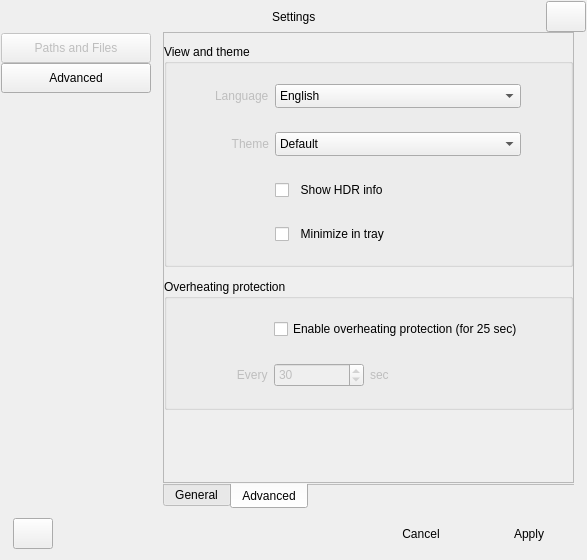
Qt form app/settings.ui (CineEncoder/cine-encoder) before a commit.
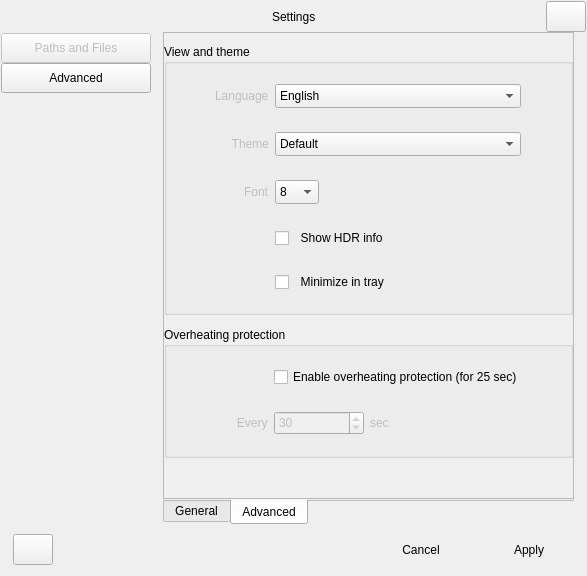
The same form after that commit. The open tabs and pages were chosen to show the change. Icons and pictures are not drawn.

Commit message: Added ability to change font size

Diff of the .ui file:
```diff
--- a/app/settings.ui
+++ b/app/settings.ui
@@ -7,7 +7,7 @@
     <x>0</x>
     <y>0</y>
     <width>587</width>
-    <height>560</height>
+    <height>576</height>
    </rect>
   </property>
   <property name="minimumSize">
@@ -912,52 +912,7 @@
                         <property name="rightMargin">
                          <number>0</number>
                         </property>
-                        <item row="5" column="2">
-                         <spacer name="verticalSpacer_8">
-                          <property name="orientation">
-                           <enum>Qt::Vertical</enum>
-                          </property>
-                          <property name="sizeType">
-                           <enum>QSizePolicy::Fixed</enum>
-                          </property>
-                          <property name="sizeHint" stdset="0">
-                           <size>
-                            <width>20</width>
-                            <height>18</height>
-                           </size>
-                          </property>
-                         </spacer>
-                        </item>
-                        <item row="6" column="2" alignment="Qt::AlignLeft">
-                         <widget class="QCheckBox" name="checkBox_tray">
-                          <property name="maximumSize">
-                           <size>
-                            <width>600</width>
-                            <height>30</height>
-                           </size>
-                          </property>
-                          <property name="text">
-                           <string>  Minimize in tray</string>
-                          </property>
-                         </widget>
-                        </item>
-                        <item row="3" column="2">
-                         <spacer name="verticalSpacer_6">
-                          <property name="orientation">
-                           <enum>Qt::Vertical</enum>
-                          </property>
-                          <property name="sizeType">
-                           <enum>QSizePolicy::Fixed</enum>
-                          </property>
-                          <property name="sizeHint" stdset="0">
-                           <size>
-                            <width>20</width>
-                            <height>18</height>
-                           </size>
-                          </property>
-                         </spacer>
-                        </item>
-                        <item row="4" column="2">
+                        <item row="6" column="2">
                          <widget class="QCheckBox" name="checkBox_2">
                           <property name="enabled">
                            <bool>true</bool>
@@ -988,27 +943,44 @@
                           </property>
                          </widget>
                         </item>
-                        <item row="2" column="1" alignment="Qt::AlignRight">
-                         <widget class="QLabel" name="label_theme">
+                        <item row="0" column="1" alignment="Qt::AlignRight">
+                         <widget class="QLabel" name="label">
                           <property name="enabled">
                            <bool>false</bool>
                           </property>
-                          <property name="sizePolicy">
-                           <sizepolicy hsizetype="Preferred" vsizetype="Preferred">
-                            <horstretch>0</horstretch>
-                            <verstretch>0</verstretch>
-                           </sizepolicy>
-                          </property>
                           <property name="text">
-                           <string>   Theme</string>
+                           <string>Language</string>
                           </property>
-                          <property name="alignment">
-                           <set>Qt::AlignRight|Qt::AlignTrailing|Qt::AlignVCenter</set>
+                         </widget>
+                        </item>
+                        <item row="4" column="1" alignment="Qt::AlignRight">
+                         <widget class="QLabel" name="label_fontsize">
+                          <property name="enabled">
+                           <bool>false</bool>
                           </property>
+                          <property name="text">
+                           <string>Font</string>
+                          </property>
                          </widget>
                         </item>
+                        <item row="3" column="2">
+                         <spacer name="verticalSpacer_16">
+                          <property name="orientation">
+                           <enum>Qt::Vertical</enum>
+                          </property>
+                          <property name="sizeType">
+                           <enum>QSizePolicy::Fixed</enum>
+                          </property>
+                          <property name="sizeHint" stdset="0">
+                           <size>
+                            <width>20</width>
+                            <height>18</height>
+                           </size>
+                          </property>
+                         </spacer>
+                        </item>
                         <item row="2" column="2">
-                         <widget class="QComboBox" name="comboBox_1">
+                         <widget class="QComboBox" name="comboBox_theme">
                           <property name="enabled">
                            <bool>true</bool>
                           </property>
@@ -1058,42 +1030,69 @@
                           </item>
                          </widget>
                         </item>
-                        <item row="2" column="0">
-                         <spacer name="horizontalSpacer_11">
-                          <property name="orientation">
-                           <enum>Qt::Horizontal</enum>
+                        <item row="4" column="2" alignment="Qt::AlignLeft">
+                         <widget class="QComboBox" name="comboBox_fontsize">
+                          <property name="sizePolicy">
+                           <sizepolicy hsizetype="Minimum" vsizetype="Fixed">
+                            <horstretch>0</horstretch>
+                            <verstretch>0</verstretch>
+                           </sizepolicy>
                           </property>
-                          <property name="sizeType">
-                           <enum>QSizePolicy::Expanding</enum>
-                          </property>
-                          <property name="sizeHint" stdset="0">
+                          <property name="minimumSize">
                            <size>
-                            <width>40</width>
-                            <height>20</height>
+                            <width>30</width>
+                            <height>24</height>
                            </size>
                           </property>
-                         </spacer>
-                        </item>
-                        <item row="2" column="3">
-                         <spacer name="horizontalSpacer_9">
-                          <property name="orientation">
-                           <enum>Qt::Horizontal</enum>
-                          </property>
-                          <property name="sizeHint" stdset="0">
+                          <property name="maximumSize">
                            <size>
-                            <width>40</width>
-                            <height>20</height>
+                            <width>50</width>
+                            <height>30</height>
                            </size>
                           </property>
-                         </spacer>
+                          <item>
+                           <property name="text">
+                            <string>8</string>
+                           </property>
+                          </item>
+                          <item>
+                           <property name="text">
+                            <string>9</string>
+                           </property>
+                          </item>
+                          <item>
+                           <property name="text">
+                            <string>10</string>
+                           </property>
+                          </item>
+                          <item>
+                           <property name="text">
+                            <string>11</string>
+                           </property>
+                          </item>
+                          <item>
+                           <property name="text">
+                            <string>12</string>
+                           </property>
+                          </item>
+                         </widget>
                         </item>
-                        <item row="0" column="1" alignment="Qt::AlignRight">
-                         <widget class="QLabel" name="label">
+                        <item row="2" column="1" alignment="Qt::AlignRight">
+                         <widget class="QLabel" name="label_theme">
                           <property name="enabled">
                            <bool>false</bool>
                           </property>
+                          <property name="sizePolicy">
+                           <sizepolicy hsizetype="Preferred" vsizetype="Preferred">
+                            <horstretch>0</horstretch>
+                            <verstretch>0</verstretch>
+                           </sizepolicy>
+                          </property>
                           <property name="text">
-                           <string>Language</string>
+                           <string>   Theme</string>
+                          </property>
+                          <property name="alignment">
+                           <set>Qt::AlignRight|Qt::AlignTrailing|Qt::AlignVCenter</set>
                           </property>
                          </widget>
                         </item>
@@ -1113,8 +1112,59 @@
                           </property>
                          </spacer>
                         </item>
+                        <item row="8" column="2" alignment="Qt::AlignLeft">
+                         <widget class="QCheckBox" name="checkBox_tray">
+                          <property name="maximumSize">
+                           <size>
+                            <width>600</width>
+                            <height>30</height>
+                           </size>
+                          </property>
+                          <property name="text">
+                           <string>  Minimize in tray</string>
+                          </property>
+                         </widget>
+                        </item>
+                        <item row="5" column="2">
+                         <spacer name="verticalSpacer_6">
+                          <property name="orientation">
+                           <enum>Qt::Vertical</enum>
+                          </property>
+                          <property name="sizeType">
+                           <enum>QSizePolicy::Fixed</enum>
+                          </property>
+                          <property name="sizeHint" stdset="0">
+                           <size>
+                            <width>20</width>
+                            <height>18</height>
+                           </size>
+                          </property>
+                         </spacer>
+                        </item>
+                        <item row="2" column="0">
+                         <spacer name="horizontalSpacer_11">
+                          <property name="orientation">
+                           <enum>Qt::Horizontal</enum>
+                          </property>
+                          <property name="sizeType">
+                           <enum>QSizePolicy::Expanding</enum>
+                          </property>
+                          <property name="sizeHint" stdset="0">
+                           <size>
+                            <width>40</width>
+                            <height>20</height>
+                           </size>
+                          </property>
+                         </spacer>
+                        </item>
                         <item row="0" column="2">
                          <widget class="QComboBox" name="comboBox_lang">
+                          <property name="sizePolicy">
+                           <sizepolicy hsizetype="Minimum" vsizetype="Fixed">
+                            <horstretch>0</horstretch>
+                            <verstretch>0</verstretch>
+                           </sizepolicy>
+                          </property>
                           <property name="minimumSize">
                            <size>
                             <width>246</width>
@@ -1149,6 +1199,35 @@
                           </item>
                          </widget>
                         </item>
+                        <item row="7" column="2">
+                         <spacer name="verticalSpacer_8">
+                          <property name="orientation">
+                           <enum>Qt::Vertical</enum>
+                          </property>
+                          <property name="sizeType">
+                           <enum>QSizePolicy::Fixed</enum>
+                          </property>
+                          <property name="sizeHint" stdset="0">
+                           <size>
+                            <width>20</width>
+                            <height>18</height>
+                           </size>
+                          </property>
+                         </spacer>
+                        </item>
+                        <item row="2" column="3">
+                         <spacer name="horizontalSpacer_9">
+                          <property name="orientation">
+                           <enum>Qt::Horizontal</enum>
+                          </property>
+                          <property name="sizeHint" stdset="0">
+                           <size>
+                            <width>40</width>
+                            <height>20</height>
+                           </size>
+                          </property>
+                         </spacer>
+                        </item>
                        </layout>
                       </item>
                      </layout>
```
The commit also changes 5 other files.
